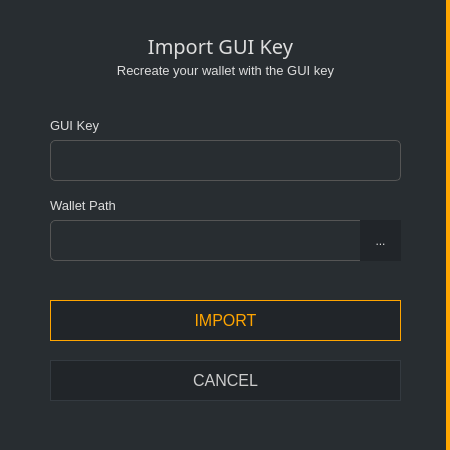
ConcealNetwork/conceal-desktop, file src/gui/ui/importkeydialog.ui: the form before one commit.
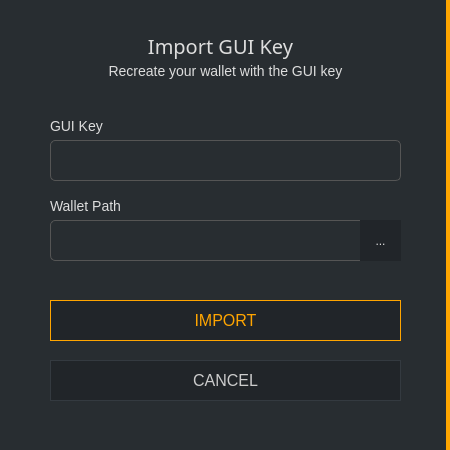
The form after the commit.

The edit to the form file:
```diff
--- a/src/gui/ui/importkeydialog.ui
+++ b/src/gui/ui/importkeydialog.ui
@@ -83,7 +83,7 @@
        </font>
       </property>
       <property name="styleSheet">
-       <string notr="true">color: #ddd;border-right: 0px;font-size: 13px;</string>
+       <string notr="true">color: #ddd;border-right: 0px;font-size: 14px;</string>
       </property>
       <property name="text">
        <string>GUI Key</string>
@@ -129,7 +129,7 @@
        </font>
       </property>
       <property name="styleSheet">
-       <string notr="true">color: #ddd;border-right: 0px;font-size: 13px;</string>
+       <string notr="true">color: #ddd;border-right: 0px;font-size: 14px;</string>
       </property>
       <property name="text">
        <string>Wallet Path</string>
@@ -253,7 +253,7 @@
        </font>
       </property>
       <property name="styleSheet">
-       <string notr="true">color: #ddd;border-right: 0px;font-size: 13px;</string>
+       <string notr="true">color: #ddd;border-right: 0px;font-size: 14px;</string>
       </property>
       <property name="text">
        <string>Recreate your wallet with the GUI key</string>
```
Left out of the diff: 10 changed lines with no effect on the pictures.
